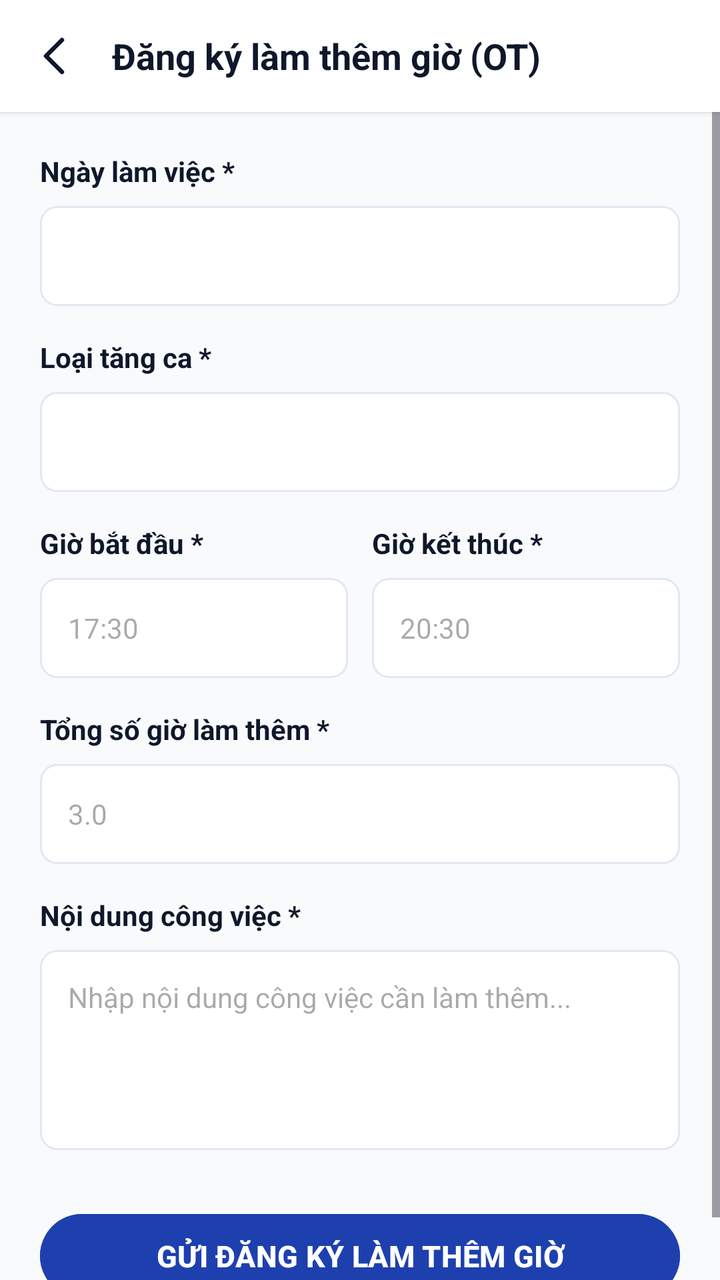
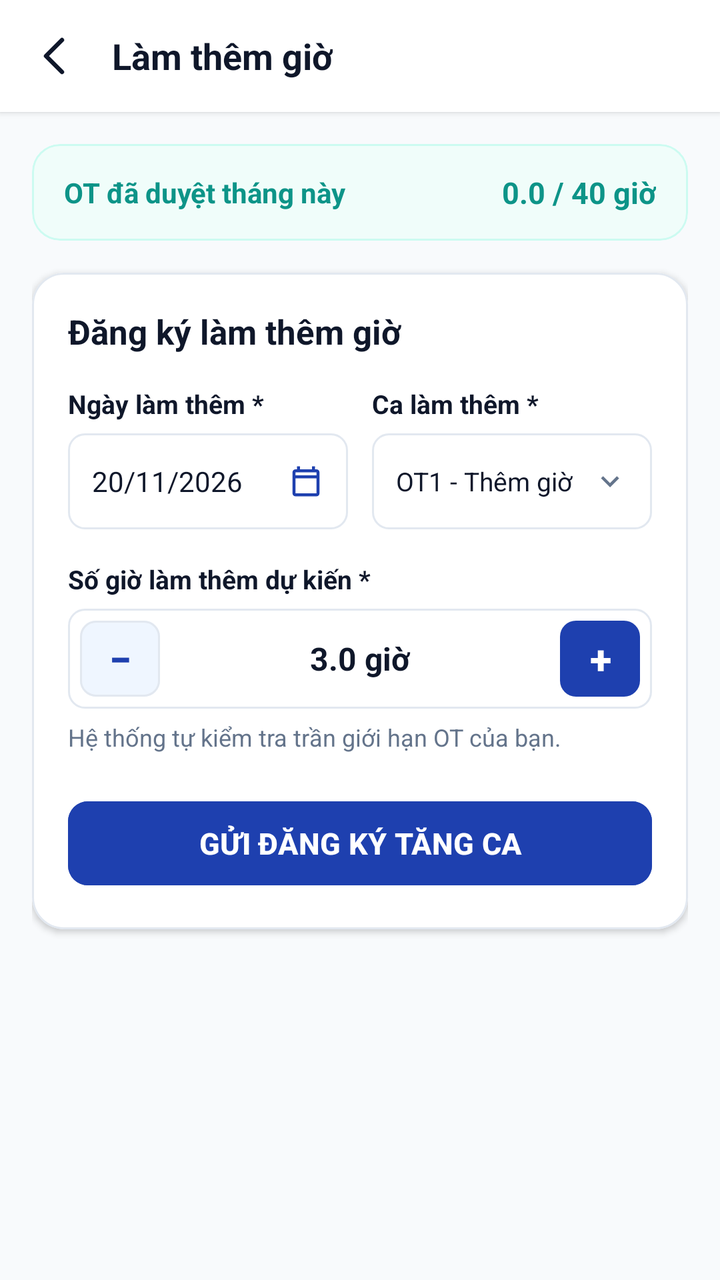

Two renders of the same Android screen: before a commit and after it. Below are the layout's source before the change and the commit's diff.
<!-- AndroidManifest.xml: application theme Theme.BaseProject -->
<!-- res/layout/activity_create_overtime.xml -->
<?xml version="1.0" encoding="utf-8"?>
<LinearLayout xmlns:android="http://schemas.android.com/apk/res/android"
    android:layout_width="match_parent"
    android:layout_height="match_parent"
    android:background="@color/bg_screen"
    android:orientation="vertical">

    <LinearLayout
        android:layout_width="match_parent"
        android:layout_height="56dp"
        android:background="@color/card_bg"
        android:elevation="2dp"
        android:gravity="center_vertical"
        android:orientation="horizontal"
        android:paddingHorizontal="16dp">

        <ImageView
            android:id="@+id/btnBack"
            android:layout_width="24dp"
            android:layout_height="24dp"
            android:background="?attr/selectableItemBackgroundBorderless"
            android:clickable="true"
            android:contentDescription="Back"
            android:focusable="true"
            android:src="@drawable/ic_back" />

        <TextView
            android:layout_width="wrap_content"
            android:layout_height="wrap_content"
            android:layout_marginStart="16dp"
            android:text="Đăng ký làm thêm giờ (OT)"
            android:textColor="@color/text_primary"
            android:textSize="18sp"
            android:textStyle="bold" />
    </LinearLayout>

    <ScrollView
        android:layout_width="match_parent"
        android:layout_height="0dp"
        android:layout_weight="1"
        android:fillViewport="true">

        <LinearLayout
            android:layout_width="match_parent"
            android:layout_height="wrap_content"
            android:orientation="vertical"
            android:padding="20dp">

            <TextView
                android:layout_width="wrap_content"
                android:layout_height="wrap_content"
                android:text="Ngày làm việc *"
                android:textColor="@color/text_primary"
                android:textSize="14sp"
                android:textStyle="bold" />

            <EditText
                android:id="@+id/etWorkDate"
                android:layout_width="match_parent"
                android:layout_height="50dp"
                android:layout_marginTop="8dp"
                android:background="@drawable/bg_input_field"
                android:clickable="true"
                android:focusable="false"
                android:paddingHorizontal="14dp"
                android:textColor="@color/text_primary"
                android:textSize="14sp" />

            <TextView
                android:layout_width="wrap_content"
                android:layout_height="wrap_content"
                android:layout_marginTop="16dp"
                android:text="Loại tăng ca *"
                android:textColor="@color/text_primary"
                android:textSize="14sp"
                android:textStyle="bold" />

            <Spinner
                android:id="@+id/spOvertimeType"
                android:layout_width="match_parent"
                android:layout_height="50dp"
                android:layout_marginTop="8dp"
                android:background="@drawable/bg_input_field"
                android:paddingHorizontal="12dp" />

            <LinearLayout
                android:layout_width="match_parent"
                android:layout_height="wrap_content"
                android:layout_marginTop="16dp"
                android:orientation="horizontal">

                <LinearLayout
                    android:layout_width="0dp"
                    android:layout_height="wrap_content"
                    android:layout_marginEnd="6dp"
                    android:layout_weight="1"
                    android:orientation="vertical">

                    <TextView
                        android:layout_width="wrap_content"
                        android:layout_height="wrap_content"
                        android:text="Giờ bắt đầu *"
                        android:textColor="@color/text_primary"
                        android:textSize="14sp"
                        android:textStyle="bold" />

                    <EditText
                        android:id="@+id/etStartTime"
                        android:layout_width="match_parent"
                        android:layout_height="50dp"
                        android:layout_marginTop="8dp"
                        android:background="@drawable/bg_input_field"
                        android:hint="17:30"
                        android:paddingHorizontal="14dp"
                        android:textColor="@color/text_primary"
                        android:textSize="14sp" />
                </LinearLayout>

                <LinearLayout
                    android:layout_width="0dp"
                    android:layout_height="wrap_content"
                    android:layout_marginStart="6dp"
                    android:layout_weight="1"
                    android:orientation="vertical">

                    <TextView
                        android:layout_width="wrap_content"
                        android:layout_height="wrap_content"
                        android:text="Giờ kết thúc *"
                        android:textColor="@color/text_primary"
                        android:textSize="14sp"
                        android:textStyle="bold" />

                    <EditText
                        android:id="@+id/etEndTime"
                        android:layout_width="match_parent"
                        android:layout_height="50dp"
                        android:layout_marginTop="8dp"
                        android:background="@drawable/bg_input_field"
                        android:hint="20:30"
                        android:paddingHorizontal="14dp"
                        android:textColor="@color/text_primary"
                        android:textSize="14sp" />
                </LinearLayout>
            </LinearLayout>

            <TextView
                android:layout_width="wrap_content"
                android:layout_height="wrap_content"
                android:layout_marginTop="16dp"
                android:text="Tổng số giờ làm thêm *"
                android:textColor="@color/text_primary"
                android:textSize="14sp"
                android:textStyle="bold" />

            <EditText
                android:id="@+id/etHours"
                android:layout_width="match_parent"
                android:layout_height="50dp"
                android:layout_marginTop="8dp"
                android:background="@drawable/bg_input_field"
                android:hint="3.0"
                android:inputType="numberDecimal"
                android:paddingHorizontal="14dp"
                android:textColor="@color/text_primary"
                android:textSize="14sp" />

            <TextView
                android:layout_width="wrap_content"
                android:layout_height="wrap_content"
                android:layout_marginTop="16dp"
                android:text="Nội dung công việc *"
                android:textColor="@color/text_primary"
                android:textSize="14sp"
                android:textStyle="bold" />

            <EditText
                android:id="@+id/etReason"
                android:layout_width="match_parent"
                android:layout_height="100dp"
                android:layout_marginTop="8dp"
                android:background="@drawable/bg_input_field"
                android:gravity="top|start"
                android:hint="Nhập nội dung công việc cần làm thêm..."
                android:inputType="textMultiLine"
                android:padding="14dp"
                android:textColor="@color/text_primary"
                android:textSize="14sp" />

            <Button
                android:id="@+id/btnSubmit"
                android:layout_width="match_parent"
                android:layout_height="50dp"
                android:layout_marginTop="28dp"
                android:backgroundTint="@color/primary_blue"
                android:text="GỬI ĐĂNG KÝ LÀM THÊM GIỜ"
                android:textColor="@color/white"
                android:textSize="15sp"
                android:textStyle="bold" />

        </LinearLayout>
    </ScrollView>
</LinearLayout>
<!-- resources referenced by this layout -->
<resources>
  <color name="bg_screen">#F8FAFC</color>
  <color name="card_bg">#FFFFFF</color>
  <color name="primary_blue">#1E40AF</color>
  <color name="text_primary">#0F172A</color>
  <color name="white">#FFFFFFFF</color>
  <!-- drawable bg_input_field (drawable) -->
  <?xml version="1.0" encoding="utf-8"?>
  <shape xmlns:android="http://schemas.android.com/apk/res/android"
      android:shape="rectangle">
      <solid android:color="@color/card_bg" />
      <stroke
          android:width="1dp"
          android:color="@color/border_default" />
      <corners android:radius="8dp" />
  </shape>
  <!-- drawable ic_back (drawable) -->
  <vector xmlns:android="http://schemas.android.com/apk/res/android"
      android:width="20dp"
      android:height="20dp"
      android:viewportWidth="20"
      android:viewportHeight="20">
    <path
        android:pathData="M12.5,3.333L5.833,10L12.5,16.667"
        android:strokeLineJoin="round"
        android:strokeWidth="1.8"
        android:fillColor="#00000000"
        android:strokeColor="#0F172A"
        android:strokeLineCap="round"/>
  </vector>
  <style name="Theme.BaseProject" parent="Base.Theme.BaseProject" />
  <color name="border_default">#E2E8F0</color>
  <style name="Base.Theme.BaseProject" parent="Theme.Material3.DayNight.NoActionBar">
          <item name="android:statusBarColor">@android:color/transparent</item>
          <item name="android:windowLightStatusBar">true</item>
      </style>
</resources>

<!-- the commit's change to res/layout/activity_create_overtime.xml (unified diff, before → after) -->
@@ -1,10 +1,13 @@
 <?xml version="1.0" encoding="utf-8"?>
 <LinearLayout xmlns:android="http://schemas.android.com/apk/res/android"
+    xmlns:app="http://schemas.android.com/apk/res-auto"
+    xmlns:tools="http://schemas.android.com/tools"
     android:layout_width="match_parent"
     android:layout_height="match_parent"
     android:background="@color/bg_screen"
     android:orientation="vertical">
 
+    
     <LinearLayout
         android:layout_width="match_parent"
         android:layout_height="56dp"
@@ -28,7 +31,7 @@
             android:layout_width="wrap_content"
             android:layout_height="wrap_content"
             android:layout_marginStart="16dp"
-            android:text="Đăng ký làm thêm giờ (OT)"
+            android:text="Làm thêm giờ"
             android:textColor="@color/text_primary"
             android:textSize="18sp"
             android:textStyle="bold" />
@@ -44,159 +47,274 @@
             android:layout_width="match_parent"
             android:layout_height="wrap_content"
             android:orientation="vertical"
-            android:padding="20dp">
-
-            <TextView
-                android:layout_width="wrap_content"
+            android:padding="16dp">
+
+            
+            <com.google.android.material.card.MaterialCardView
+                android:layout_width="match_parent"
                 android:layout_height="wrap_content"
-                android:text="Ngày làm việc *"
-                android:textColor="@color/text_primary"
-                android:textSize="14sp"
-                android:textStyle="bold" />
-
-            <EditText
-                android:id="@+id/etWorkDate"
-                android:layout_width="match_parent"
-                android:layout_height="50dp"
-                android:layout_marginTop="8dp"
-                android:background="@drawable/bg_input_field"
-                android:clickable="true"
-                android:focusable="false"
-                android:paddingHorizontal="14dp"
-                android:textColor="@color/text_primary"
-                android:textSize="14sp" />
-
-            <TextView
-                android:layout_width="wrap_content"
-                android:layout_height="wrap_content"
-                android:layout_marginTop="16dp"
-                android:text="Loại tăng ca *"
-                android:textColor="@color/text_primary"
-                android:textSize="14sp"
-                android:textStyle="bold" />
-
-            <Spinner
-                android:id="@+id/spOvertimeType"
-                android:layout_width="match_parent"
-                android:layout_height="50dp"
-                android:layout_marginTop="8dp"
-                android:background="@drawable/bg_input_field"
-                android:paddingHorizontal="12dp" />
-
-            <LinearLayout
+                app:cardBackgroundColor="#F0FDFA"
+                app:cardCornerRadius="14dp"
+                app:cardElevation="0dp"
+                app:strokeColor="#CCFBF1"
+                app:strokeWidth="1dp">
+
+                <LinearLayout
+                    android:layout_width="match_parent"
+                    android:layout_height="wrap_content"
+                    android:gravity="center_vertical"
+                    android:orientation="horizontal"
+                    android:paddingHorizontal="16dp"
+                    android:paddingVertical="14dp">
+
+                    <TextView
+                        android:layout_width="0dp"
+                        android:layout_height="wrap_content"
+                        android:layout_weight="1"
+                        android:text="OT đã duyệt tháng này"
+                        android:textColor="#0D9488"
+                        android:textSize="14sp"
+                        android:textStyle="bold" />
+
+                    <TextView
+                        android:id="@+id/tvMonthlyOtHours"
+                        android:layout_width="wrap_content"
+                        android:layout_height="wrap_content"
+                        android:text="0.0 / 40 giờ"
+                        android:textColor="#0D9488"
+                        android:textSize="15sp"
+                        android:textStyle="bold" />
+                </LinearLayout>
+            </com.google.android.material.card.MaterialCardView>
+
+
+
+            
+            <com.google.android.material.card.MaterialCardView
                 android:layout_width="match_parent"
                 android:layout_height="wrap_content"
                 android:layout_marginTop="16dp"
-                android:orientation="horizontal">
+                app:cardBackgroundColor="@color/card_bg"
+                app:cardCornerRadius="16dp"
+                app:cardElevation="2dp"
+                app:strokeColor="@color/border_default"
+                app:strokeWidth="1dp">
 
                 <LinearLayout
-                    android:layout_width="0dp"
+                    android:layout_width="match_parent"
                     android:layout_height="wrap_content"
-                    android:layout_marginEnd="6dp"
-                    android:layout_weight="1"
-                    android:orientation="vertical">
+                    android:orientation="vertical"
+                    android:padding="18dp">
 
                     <TextView
                         android:layout_width="wrap_content"
                         android:layout_height="wrap_content"
-                        android:text="Giờ bắt đầu *"
+                        android:text="Đăng ký làm thêm giờ"
                         android:textColor="@color/text_primary"
-                        android:textSize="14sp"
+                        android:textSize="17sp"
                         android:textStyle="bold" />
 
-                    <EditText
-                        android:id="@+id/etStartTime"
+                    
+                    <LinearLayout
+                        android:layout_width="match_parent"
+                        android:layout_height="wrap_content"
+                        android:layout_marginTop="16dp"
+                        android:orientation="horizontal">
+
+                        
+                        <LinearLayout
+                            android:layout_width="0dp"
+                            android:layout_height="wrap_content"
+                            android:layout_marginEnd="6dp"
+                            android:layout_weight="1"
+                            android:orientation="vertical">
+
+                            <TextView
+                                android:layout_width="wrap_content"
+                                android:layout_height="wrap_content"
+                                android:text="Ngày làm thêm *"
+                                android:textColor="@color/text_primary"
+                                android:textSize="13sp"
+                                android:textStyle="bold" />
+
+                            <LinearLayout
+                                android:id="@+id/layoutWorkDate"
+                                android:layout_width="match_parent"
+                                android:layout_height="48dp"
+                                android:layout_marginTop="6dp"
+                                android:background="@drawable/bg_input_field"
+                                android:clickable="true"
+                                android:focusable="true"
+                                android:foreground="?attr/selectableItemBackground"
+                                android:gravity="center_vertical"
+                                android:orientation="horizontal"
+                                android:paddingHorizontal="12dp">
+
+                                <TextView
+                                    android:id="@+id/tvWorkDate"
+                                    android:layout_width="0dp"
+                                    android:layout_height="wrap_content"
+                                    android:layout_weight="1"
+                                    android:ellipsize="end"
+                                    android:maxLines="1"
+                                    android:text="20/11/2026"
+                                    android:textColor="@color/text_primary"
+                                    android:textSize="14sp" />
+
+                                <ImageView
+                                    android:layout_width="18dp"
+                                    android:layout_height="18dp"
+                                    android:contentDescription="Lịch"
+                                    android:src="@drawable/ic_calendar"
+                                    app:tint="@color/primary_blue" />
+                            </LinearLayout>
+                        </LinearLayout>
+
+                        
+                        <LinearLayout
+                            android:layout_width="0dp"
+                            android:layout_height="wrap_content"
+                            android:layout_marginStart="6dp"
+                            android:layout_weight="1"
+                            android:orientation="vertical">
+
+                            <TextView
+                                android:layout_width="wrap_content"
+                                android:layout_height="wrap_content"
+                                android:text="Ca làm thêm *"
+                                android:textColor="@color/text_primary"
+                                android:textSize="13sp"
+                                android:textStyle="bold" />
+
+                            <LinearLayout
+                                android:id="@+id/layoutOvertimeType"
+                                android:layout_width="match_parent"
+                                android:layout_height="48dp"
+                                android:layout_marginTop="6dp"
+                                android:background="@drawable/bg_input_field"
+                                android:clickable="true"
+                                android:focusable="true"
+                                android:foreground="?attr/selectableItemBackground"
+                                android:gravity="center_vertical"
+                                android:orientation="horizontal"
+                                android:paddingHorizontal="12dp">
+
+                                <TextView
+                                    android:id="@+id/tvSelectedOvertimeType"
+                                    android:layout_width="0dp"
+                                    android:layout_height="wrap_content"
+                                    android:layout_weight="1"
+                                    android:ellipsize="end"
+                                    android:maxLines="1"
+                                    android:text="OT1 - Thêm giờ"
+                                    android:textColor="@color/text_primary"
+                                    android:textSize="13sp" />
+
+                                <ImageView
+                                    android:id="@+id/ivOvertimeTypeArrow"
+                                    android:layout_width="18dp"
+                                    android:layout_height="18dp"
+                                    android:contentDescription="Dropdown"
+                                    android:src="@drawable/ic_chevron_down"
+                                    app:tint="@color/text_secondary" />
+                            </LinearLayout>
+                        </LinearLayout>
+                    </LinearLayout>
+
+                    
+                    <TextView
+                        android:layout_width="wrap_content"
+                        android:layout_height="wrap_content"
+                        android:layout_marginTop="16dp"
+                        android:text="Số giờ làm thêm dự kiến *"
+                        android:textColor="@color/text_primary"
+                        android:textSize="13sp"
+                        android:textStyle="bold" />
+
+                    <LinearLayout
                         android:layout_width="match_parent"
                         android:layout_height="50dp"
-                        android:layout_marginTop="8dp"
+                        android:layout_marginTop="6dp"
                         android:background="@drawable/bg_input_field"
-                        android:hint="17:30"
-                        android:paddingHorizontal="14dp"
-                        android:textColor="@color/text_primary"
-                        android:textSize="14sp" />
-                </LinearLayout>
-
-                <LinearLayout
-                    android:layout_width="0dp"
-                    android:layout_height="wrap_content"
-                    android:layout_marginStart="6dp"
-                    android:layout_weight="1"
-                    android:orientation="vertical">
+                        android:gravity="center_vertical"
+                        android:orientation="horizontal"
+                        android:paddingHorizontal="6dp">
+
+                        
+                        <com.google.android.material.button.MaterialButton
+                            android:id="@+id/btnMinusHours"
+                            style="@style/Widget.MaterialComponents.Button.UnelevatedButton"
+                            android:layout_width="40dp"
+                            android:layout_height="38dp"
+                            android:insetTop="0dp"
+                            android:insetBottom="0dp"
+                            android:insetLeft="0dp"
+                            android:insetRight="0dp"
+                            android:padding="0dp"
+                            android:text="−"
+                            android:textColor="@color/primary_blue"
+                            android:textSize="20sp"
+                            android:textStyle="bold"
+                            app:backgroundTint="#EFF6FF"
+                            app:cornerRadius="8dp"
+                            app:strokeColor="@color/border_default"
+                            app:strokeWidth="1dp" />
+
+                        <TextView
+                            android:id="@+id/tvHoursCount"
+                            android:layout_width="0dp"
+                            android:layout_height="match_parent"
+                            android:layout_weight="1"
+                            android:gravity="center"
+                            android:text="3.0 giờ"
+                            android:textColor="@color/text_primary"
+                            android:textSize="16sp"
+                            android:textStyle="bold" />
+
+                        
+                        <com.google.android.material.button.MaterialButton
+                            android:id="@+id/btnPlusHours"
+                            style="@style/Widget.MaterialComponents.Button.UnelevatedButton"
+                            android:layout_width="40dp"
+                            android:layout_height="38dp"
+                            android:insetTop="0dp"
+                            android:insetBottom="0dp"
+                            android:insetLeft="0dp"
+                            android:insetRight="0dp"
+                            android:padding="0dp"
+                            android:text="+"
+                            android:textColor="@color/white"
+                            android:textSize="20sp"
+                            android:textStyle="bold"
+                            app:backgroundTint="@color/primary_blue"
+                            app:cornerRadius="8dp" />
+                    </LinearLayout>
 
                     <TextView
                         android:layout_width="wrap_content"
                         android:layout_height="wrap_content"
-                        android:text="Giờ kết thúc *"
-                        android:textColor="@color/text_primary"
-                        android:textSize="14sp"
-                        android:textStyle="bold" />
-
-                    <EditText
-                        android:id="@+id/etEndTime"
+                        android:layout_marginTop="6dp"
+                        android:text="Hệ thống tự kiểm tra trần giới hạn OT của bạn."
+                        android:textColor="@color/text_secondary"
+                        android:textSize="12sp" />
+
+                    
+
+                    
+                    <com.google.android.material.button.MaterialButton
+                        android:id="@+id/btnSubmit"
                         android:layout_width="match_parent"
                         android:layout_height="50dp"
-                        android:layout_marginTop="8dp"
-                        android:background="@drawable/bg_input_field"
-                        android:hint="20:30"
-                        android:paddingHorizontal="14dp"
-                        android:textColor="@color/text_primary"
-                        android:textSize="14sp" />
+                        android:layout_marginTop="20dp"
+                        android:backgroundTint="@color/primary_blue"
+                        android:text="GỬI ĐĂNG KÝ TĂNG CA"
+                        android:textColor="@color/white"
+                        android:textSize="15sp"
+                        android:textStyle="bold"
+                        app:cornerRadius="10dp" />
+
                 </LinearLayout>
-            </LinearLayout>
-
-            <TextView
-                android:layout_width="wrap_content"
-                android:layout_height="wrap_content"
-                android:layout_marginTop="16dp"
-                android:text="Tổng số giờ làm thêm *"
-                android:textColor="@color/text_primary"
-                android:textSize="14sp"
-                android:textStyle="bold" />
-
-            <EditText
-                android:id="@+id/etHours"
-                android:layout_width="match_parent"
-                android:layout_height="50dp"
-                android:layout_marginTop="8dp"
-                android:background="@drawable/bg_input_field"
-                android:hint="3.0"
-                android:inputType="numberDecimal"
-                android:paddingHorizontal="14dp"
-                android:textColor="@color/text_primary"
-                android:textSize="14sp" />
-
-            <TextView
-                android:layout_width="wrap_content"
-                android:layout_height="wrap_content"
-                android:layout_marginTop="16dp"
-                android:text="Nội dung công việc *"
-                android:textColor="@color/text_primary"
-                android:textSize="14sp"
-                android:textStyle="bold" />
-
-            <EditText
-                android:id="@+id/etReason"
-                android:layout_width="match_parent"
-                android:layout_height="100dp"
-                android:layout_marginTop="8dp"
-                android:background="@drawable/bg_input_field"
-                android:gravity="top|start"
-                android:hint="Nhập nội dung công việc cần làm thêm..."
-                android:inputType="textMultiLine"
-                android:padding="14dp"
-                android:textColor="@color/text_primary"
-                android:textSize="14sp" />
-
-            <Button
-                android:id="@+id/btnSubmit"
-                android:layout_width="match_parent"
-                android:layout_height="50dp"
-                android:layout_marginTop="28dp"
-                android:backgroundTint="@color/primary_blue"
-                android:text="GỬI ĐĂNG KÝ LÀM THÊM GIỜ"
-                android:textColor="@color/white"
-                android:textSize="15sp"
-                android:textStyle="bold" />
+            </com.google.android.material.card.MaterialCardView>
 
         </LinearLayout>
     </ScrollView>
<!-- resource entries referenced after the edit -->
@@ -4,6 +4,7 @@
   <color name="card_bg">#FFFFFF</color>
   <color name="primary_blue">#1E40AF</color>
   <color name="text_primary">#0F172A</color>
+  <color name="text_secondary">#64748B</color>
   <color name="white">#FFFFFFFF</color>
   <!-- drawable bg_input_field (drawable) -->
   <?xml version="1.0" encoding="utf-8"?>
@@ -29,6 +30,26 @@
         android:strokeColor="#0F172A"
         android:strokeLineCap="round"/>
   </vector>
+  <!-- drawable ic_calendar (drawable) -->
+  <vector xmlns:android="http://schemas.android.com/apk/res/android"
+      android:width="24dp"
+      android:height="24dp"
+      android:viewportWidth="24"
+      android:viewportHeight="24">
+    <path
+        android:pathData="M19,4H18V2H16V4H8V2H6V4H5C3.89,4 3,4.9 3,6V20C3,21.1 3.89,22 5,22H19C20.1,22 21,21.1 21,20V6C21,4.9 20.1,4 19,4ZM19,20H5V10H19V20ZM19,8H5V6H19V8Z"
+        android:fillColor="#1E40AF"/>
+  </vector>
+  <!-- drawable ic_chevron_down (drawable) -->
+  <vector xmlns:android="http://schemas.android.com/apk/res/android"
+      android:width="20dp"
+      android:height="20dp"
+      android:viewportWidth="24"
+      android:viewportHeight="24">
+    <path
+        android:fillColor="#64748B"
+        android:pathData="M7.41,8.59L12,13.17l4.59,-4.58L18,10l-6,6 -6,-6z" />
+  </vector>
   <style name="Theme.BaseProject" parent="Base.Theme.BaseProject" />
   <color name="border_default">#E2E8F0</color>
   <style name="Base.Theme.BaseProject" parent="Theme.Material3.DayNight.NoActionBar">
